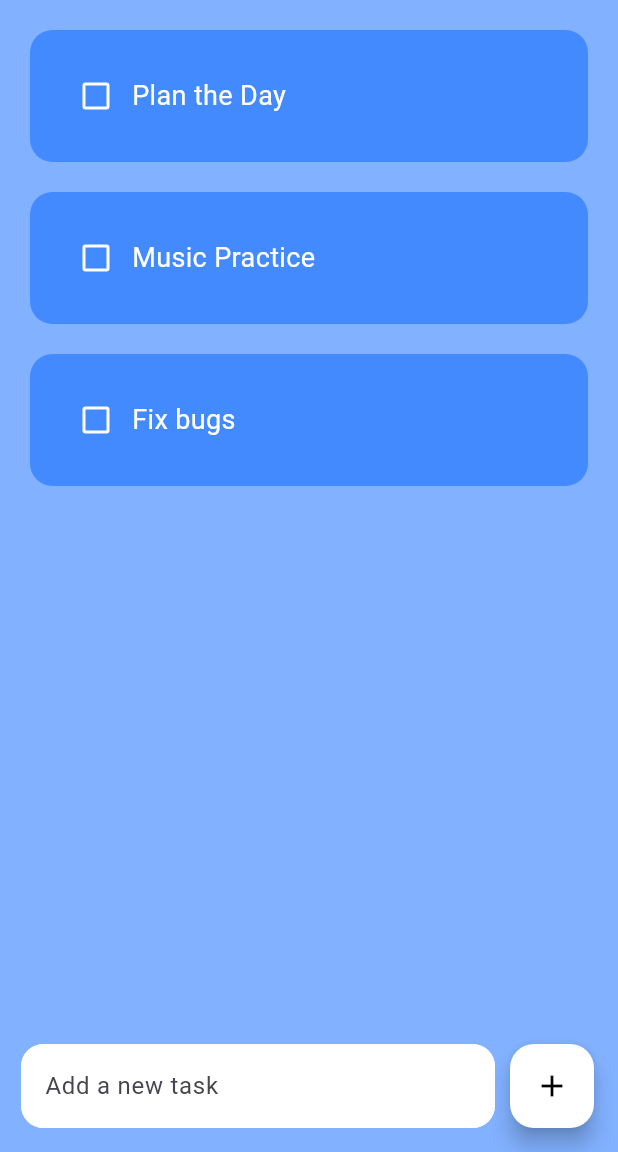
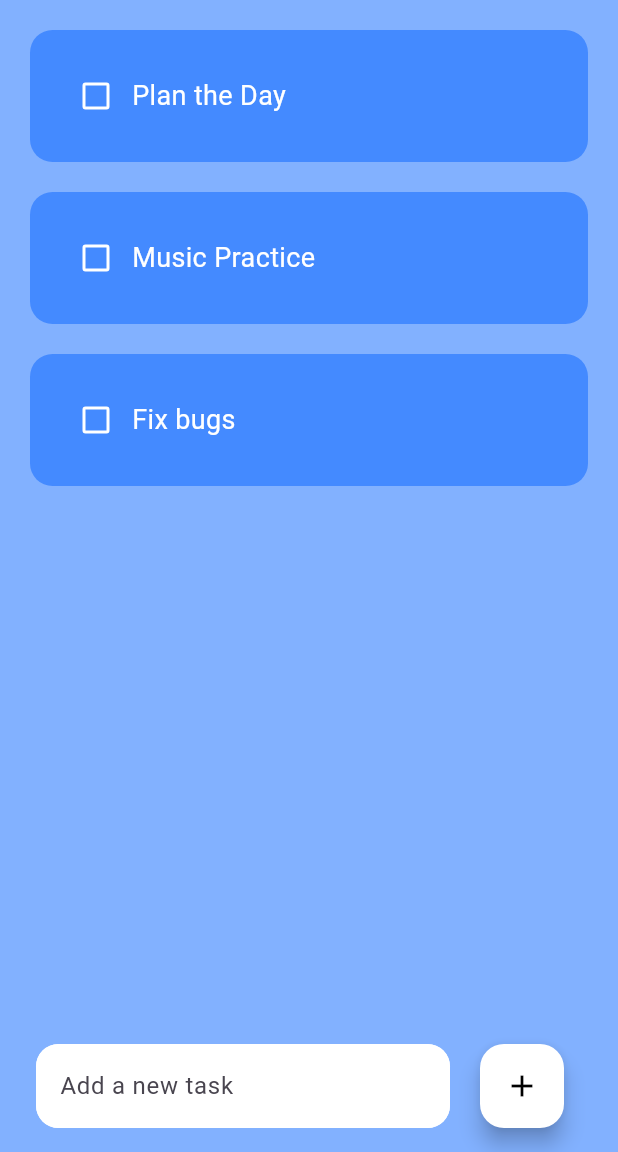
Before and after one commit to josueahadi/todo, a Flutter app: the screen it shows after launch, on a phone screen of 412 x 824 dp, the part 84-1236 px from its top. Run offline on Flutter 3.47's test engine with Material 3 defaults, Android fonts, the phone set to English and light mode, and no system bars; drawn by our look-alikes of flutter_slidable.

Commit message:
style: improve layout and padding for the floating action button in HomeScreen

```diff
--- a/lib/screens/home.dart
+++ b/lib/screens/home.dart
@@ -59,11 +59,13 @@ class _HomeScreenState extends State<HomeScreen> {
           );
         },
       ),
-      floatingActionButton: Row(
+      floatingActionButton: Padding(
+        padding: const EdgeInsets.symmetric(horizontal: 20),
+        child: Row(
           children: [
             Expanded(
               child: Padding(
-              padding: const EdgeInsets.only(left: 30, right: 10),
+                padding: const EdgeInsets.symmetric(horizontal: 20),
                 child: TextField(
                   controller: _controller,
                   decoration: InputDecoration(
@@ -76,11 +78,17 @@ class _HomeScreenState extends State<HomeScreen> {
                     ),
                     enabledBorder: OutlineInputBorder(
                       borderRadius: BorderRadius.circular(15),
-                    borderSide: const BorderSide(color: Colors.white, width: 2),
+                      borderSide: const BorderSide(
+                        color: Colors.white,
+                        width: 2,
+                      ),
                     ),
                     focusedBorder: OutlineInputBorder(
                       borderRadius: BorderRadius.circular(15),
-                    borderSide: const BorderSide(color: Colors.white, width: 2),
+                      borderSide: const BorderSide(
+                        color: Colors.white,
+                        width: 2,
+                      ),
                     ),
                   ),
                 ),
@@ -99,6 +107,7 @@ class _HomeScreenState extends State<HomeScreen> {
             ),
           ],
         ),
+      ),
     );
   }
 }
```
Lines whose indentation alone changed are shown as unchanged.
